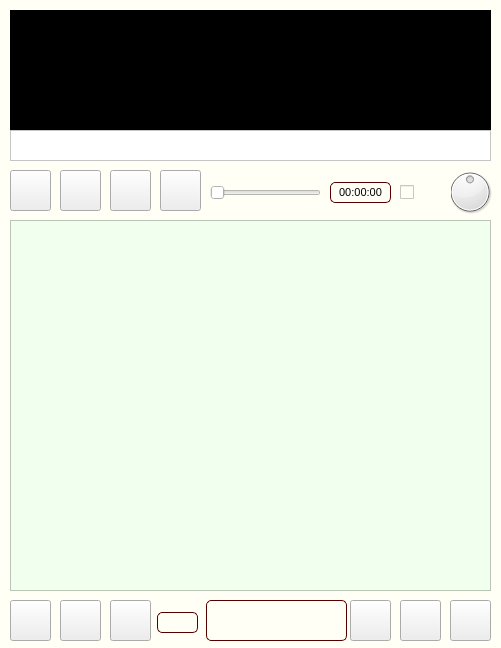
The window that DIALOG/player.ui (dimanchik79/Play-Music) describes before a commit, drawn with Qt 5.
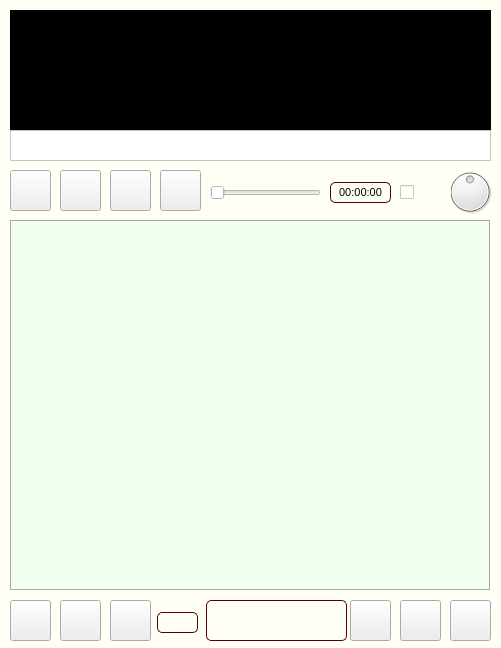
The same window after the commit. Icons and pictures are not drawn.

The edit to the form file:
```diff
--- a/DIALOG/player.ui
+++ b/DIALOG/player.ui
@@ -297,12 +297,23 @@
       <height>371</height>
      </rect>
     </property>
+    <property name="font">
+     <font>
+      <family>Courier New</family>
+     </font>
+    </property>
     <property name="autoFillBackground">
      <bool>false</bool>
     </property>
     <property name="styleSheet">
      <string notr="true">background-color: rgb(241, 255, 239)</string>
     </property>
+    <property name="frameShape">
+     <enum>QFrame::Box</enum>
+    </property>
+    <property name="midLineWidth">
+     <number>0</number>
+    </property>
     <property name="editTriggers">
      <set>QAbstractItemView::DoubleClicked|QAbstractItemView::EditKeyPressed</set>
     </property>
@@ -318,6 +329,9 @@
     <property name="isWrapping" stdset="0">
      <bool>true</bool>
     </property>
+    <property name="spacing">
+     <number>0</number>
+    </property>
     <property name="viewMode">
      <enum>QListView::IconMode</enum>
     </property>
```
Left out of the diff: 3 changed lines with no effect on the pictures.
